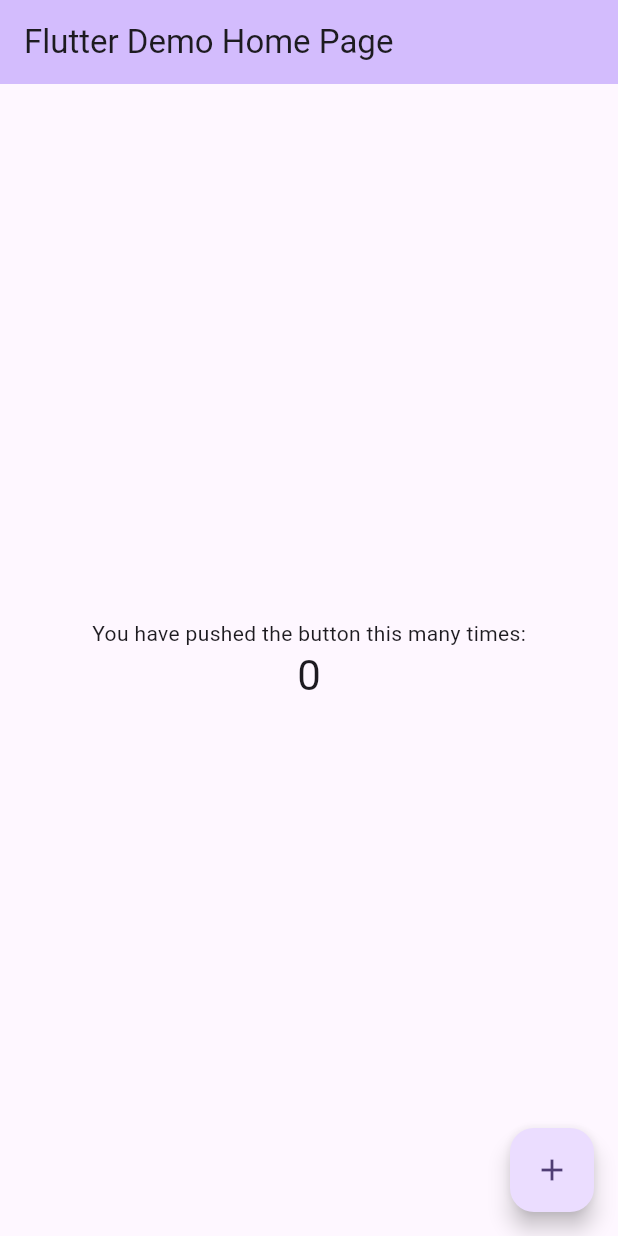
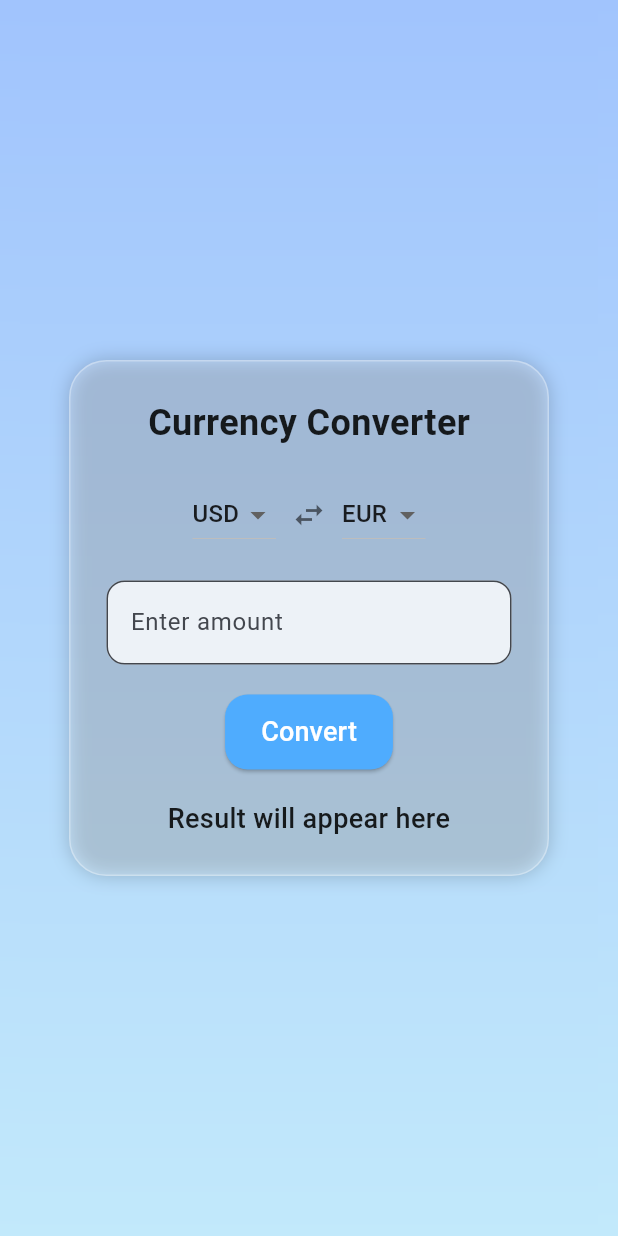
Before and after one commit to JevgeniMaslakov/currency_exchange_app, a Flutter app: the screen it shows after launch, on a phone screen of 412 x 824 dp. Run offline on Flutter 3.47's test engine with Material 3 defaults, Android fonts, the phone set to English and light mode, and no system bars.

Commit message:
Updated UI and fixed currency logic

```diff
--- a/lib/main.dart
+++ b/lib/main.dart
@@ -1,125 +1,220 @@
 import 'package:flutter/material.dart';
+import 'package:http/http.dart' as http;
+import 'dart:convert';
+import 'dart:ui';
 
 void main() {
-  runApp(const MyApp());
+  runApp(const CurrencyConverterApp());
 }
 
-class MyApp extends StatelessWidget {
-  const MyApp({super.key});
+class CurrencyConverterApp extends StatelessWidget {
+  const CurrencyConverterApp({super.key});
 
-  // This widget is the root of your application.
   @override
   Widget build(BuildContext context) {
     return MaterialApp(
-      title: 'Flutter Demo',
+      title: 'Currency Converter',
       theme: ThemeData(
-        // This is the theme of your application.
-        //
-        // TRY THIS: Try running your application with "flutter run". You'll see
-        // the application has a purple toolbar. Then, without quitting the app,
-        // try changing the seedColor in the colorScheme below to Colors.green
-        // and then invoke "hot reload" (save your changes or press the "hot
-        // reload" button in a Flutter-supported IDE, or press "r" if you used
-        // the command line to start the app).
-        //
-        // Notice that the counter didn't reset back to zero; the application
-        // state is not lost during the reload. To reset the state, use hot
-        // restart instead.
-        //
-        // This works for code too, not just values: Most code changes can be
-        // tested with just a hot reload.
-        colorScheme: ColorScheme.fromSeed(seedColor: Colors.deepPurple),
+        colorScheme: ColorScheme.fromSeed(seedColor: Colors.blue),
         useMaterial3: true,
       ),
-      home: const MyHomePage(title: 'Flutter Demo Home Page'),
+      home: const CurrencyConverterScreen(),
     );
   }
 }
 
-class MyHomePage extends StatefulWidget {
-  const MyHomePage({super.key, required this.title});
-
-  // This widget is the home page of your application. It is stateful, meaning
-  // that it has a State object (defined below) that contains fields that affect
-  // how it looks.
-
-  // This class is the configuration for the state. It holds the values (in this
-  // case the title) provided by the parent (in this case the App widget) and
-  // used by the build method of the State. Fields in a Widget subclass are
-  // always marked "final".
-
-  final String title;
+class CurrencyConverterScreen extends StatefulWidget {
+  const CurrencyConverterScreen({super.key});
 
   @override
-  State<MyHomePage> createState() => _MyHomePageState();
+  State<CurrencyConverterScreen> createState() =>
+      _CurrencyConverterScreenState();
 }
 
-class _MyHomePageState extends State<MyHomePage> {
-  int _counter = 0;
+class _CurrencyConverterScreenState extends State<CurrencyConverterScreen> {
+  String fromCurrency = 'USD';
+  String toCurrency = 'EUR';
+  double amount = 1;
+  String result = 'Result will appear here';
+  bool isLoading = false;
 
-  void _incrementCounter() {
+  final List<String> currencies = ['USD', 'EUR', 'GBP', 'JPY'];
+
+  Future<void> convertCurrency() async {
+    if (amount <= 0) {
+      setState(() {
+        result = 'Enter a valid amount';
+      });
+      return;
+    }
+
     setState(() {
-      // This call to setState tells the Flutter framework that something has
-      // changed in this State, which causes it to rerun the build method below
-      // so that the display can reflect the updated values. If we changed
-      // _counter without calling setState(), then the build method would not be
-      // called again, and so nothing would appear to happen.
-      _counter++;
+      isLoading = true;
+      result = '';
     });
+
+    final url =
+        'https://api.frankfurter.app/latest?amount=$amount&from=$fromCurrency&to=$toCurrency';
+
+    try {
+      final response = await http.get(Uri.parse(url));
+      final data = jsonDecode(response.body);
+
+      if (data['rates'] != null && data['rates'][toCurrency] != null) {
+        setState(() {
+          result =
+          '$amount $fromCurrency = ${data['rates'][toCurrency].toStringAsFixed(2)} $toCurrency';
+          isLoading = false;
+        });
+      } else {
+        setState(() {
+          result = 'Conversion failed';
+          isLoading = false;
+        });
+      }
+    } catch (e) {
+      setState(() {
+        result = 'Error fetching data';
+        isLoading = false;
+      });
+    }
   }
 
   @override
   Widget build(BuildContext context) {
-    // This method is rerun every time setState is called, for instance as done
-    // by the _incrementCounter method above.
-    //
-    // The Flutter framework has been optimized to make rerunning build methods
-    // fast, so that you can just rebuild anything that needs updating rather
-    // than having to individually change instances of widgets.
     return Scaffold(
-      appBar: AppBar(
-        // TRY THIS: Try changing the color here to a specific color (to
-        // Colors.amber, perhaps?) and trigger a hot reload to see the AppBar
-        // change color while the other colors stay the same.
-        backgroundColor: Theme.of(context).colorScheme.inversePrimary,
-        // Here we take the value from the MyHomePage object that was created by
-        // the App.build method, and use it to set our appbar title.
-        title: Text(widget.title),
+      body: Stack(
+        fit: StackFit.expand,
+        children: [
+          Container(
+            decoration: const BoxDecoration(
+              gradient: LinearGradient(
+                colors: [Color(0xFFa1c4fd), Color(0xFFc2e9fb)],
+                begin: Alignment.topCenter,
+                end: Alignment.bottomCenter,
+              ),
+            ),
+          ),
+          BackdropFilter(
+            filter: ImageFilter.blur(sigmaX: 5, sigmaY: 5),
+            child: Container(
+              color: Colors.white.withOpacity(0),
+            ),
+          ),
+          Center(
+            child: Container(
+              width: 320,
+              padding: const EdgeInsets.all(24),
+              decoration: BoxDecoration(
+                color: Colors.white.withOpacity(0.2),
+                borderRadius: BorderRadius.circular(25),
+                border: Border.all(color: Colors.white.withOpacity(0.3)),
+                boxShadow: [
+                  BoxShadow(
+                    color: Colors.black.withOpacity(0.2),
+                    blurRadius: 10,
+                  ),
+                ],
+              ),
+              child: buildContent(),
+            ),
+          ),
+        ],
       ),
-      body: Center(
-        // Center is a layout widget. It takes a single child and positions it
-        // in the middle of the parent.
-        child: Column(
-          // Column is also a layout widget. It takes a list of children and
-          // arranges them vertically. By default, it sizes itself to fit its
-          // children horizontally, and tries to be as tall as its parent.
-          //
-          // Column has various properties to control how it sizes itself and
-          // how it positions its children. Here we use mainAxisAlignment to
-          // center the children vertically; the main axis here is the vertical
-          // axis because Columns are vertical (the cross axis would be
-          // horizontal).
-          //
-          // TRY THIS: Invoke "debug painting" (choose the "Toggle Debug Paint"
-          // action in the IDE, or press "p" in the console), to see the
-          // wireframe for each widget.
+    );
+  }
+
+  Widget buildContent() {
+    return Column(
+      mainAxisSize: MainAxisSize.min,
+      children: [
+        const Text(
+          'Currency Converter',
+          style: TextStyle(
+              fontSize: 24, fontWeight: FontWeight.bold, color: Colors.black87),
+        ),
+        const SizedBox(height: 20),
+        Row(
           mainAxisAlignment: MainAxisAlignment.center,
-          children: <Widget>[
-            const Text(
-              'You have pushed the button this many times:',
+          children: [
+            DropdownButton<String>(
+              value: fromCurrency,
+              dropdownColor: Colors.white,
+              items: currencies.map((currency) {
+                return DropdownMenuItem(
+                  value: currency,
+                  child: Text(currency),
+                );
+              }).toList(),
+              onChanged: (value) {
+                setState(() {
+                  fromCurrency = value!;
+                });
+              },
             ),
-            Text(
-              '$_counter',
-              style: Theme.of(context).textTheme.headlineMedium,
+            const SizedBox(width: 10),
+            const Icon(Icons.swap_horiz, color: Colors.black54),
+            const SizedBox(width: 10),
+            DropdownButton<String>(
+              value: toCurrency,
+              dropdownColor: Colors.white,
+              items: currencies.map((currency) {
+                return DropdownMenuItem(
+                  value: currency,
+                  child: Text(currency),
+                );
+              }).toList(),
+              onChanged: (value) {
+                setState(() {
+                  toCurrency = value!;
+                });
+              },
             ),
           ],
         ),
-      ),
-      floatingActionButton: FloatingActionButton(
-        onPressed: _incrementCounter,
-        tooltip: 'Increment',
-        child: const Icon(Icons.add),
-      ), // This trailing comma makes auto-formatting nicer for build methods.
+        const SizedBox(height: 20),
+        TextField(
+          keyboardType: TextInputType.number,
+          decoration: InputDecoration(
+            hintText: 'Enter amount',
+            filled: true,
+            fillColor: Colors.white.withOpacity(0.8),
+            border: OutlineInputBorder(
+              borderRadius: BorderRadius.circular(12),
+            ),
+          ),
+          onChanged: (value) {
+            amount = double.tryParse(value) ?? 1;
+          },
+        ),
+        const SizedBox(height: 20),
+        ElevatedButton(
+          style: ElevatedButton.styleFrom(
+            backgroundColor: const Color(0xFF4facfe),
+            padding: const EdgeInsets.symmetric(horizontal: 24, vertical: 12),
+            shape: RoundedRectangleBorder(
+              borderRadius: BorderRadius.circular(15),
+            ),
+          ),
+          onPressed: convertCurrency,
+          child: const Text(
+            'Convert',
+            style: TextStyle(fontSize: 18, color: Colors.white),
+          ),
+        ),
+        const SizedBox(height: 20),
+        isLoading
+            ? const CircularProgressIndicator(color: Colors.blue)
+            : Text(
+          result,
+          textAlign: TextAlign.center,
+          style: const TextStyle(
+            fontSize: 18,
+            color: Colors.black87,
+            fontWeight: FontWeight.w500,
+          ),
+        ),
+      ],
     );
   }
 }
```
Also changed, not shown: pubspec.yaml (+2 -70 lines), pubspec.lock.
